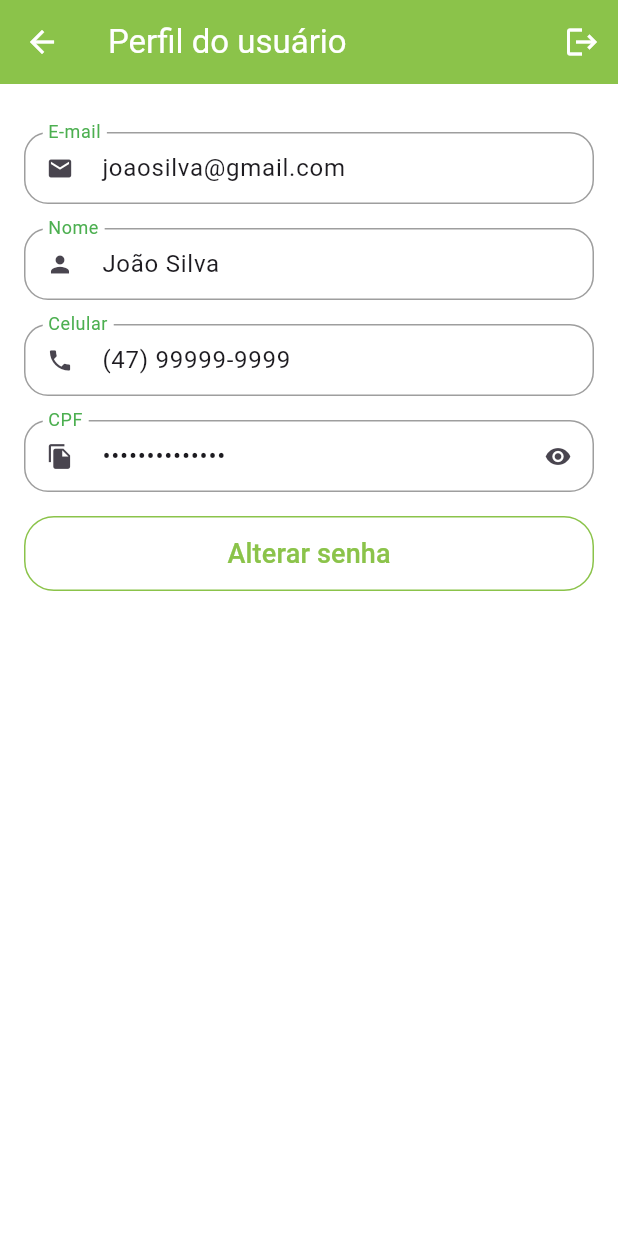
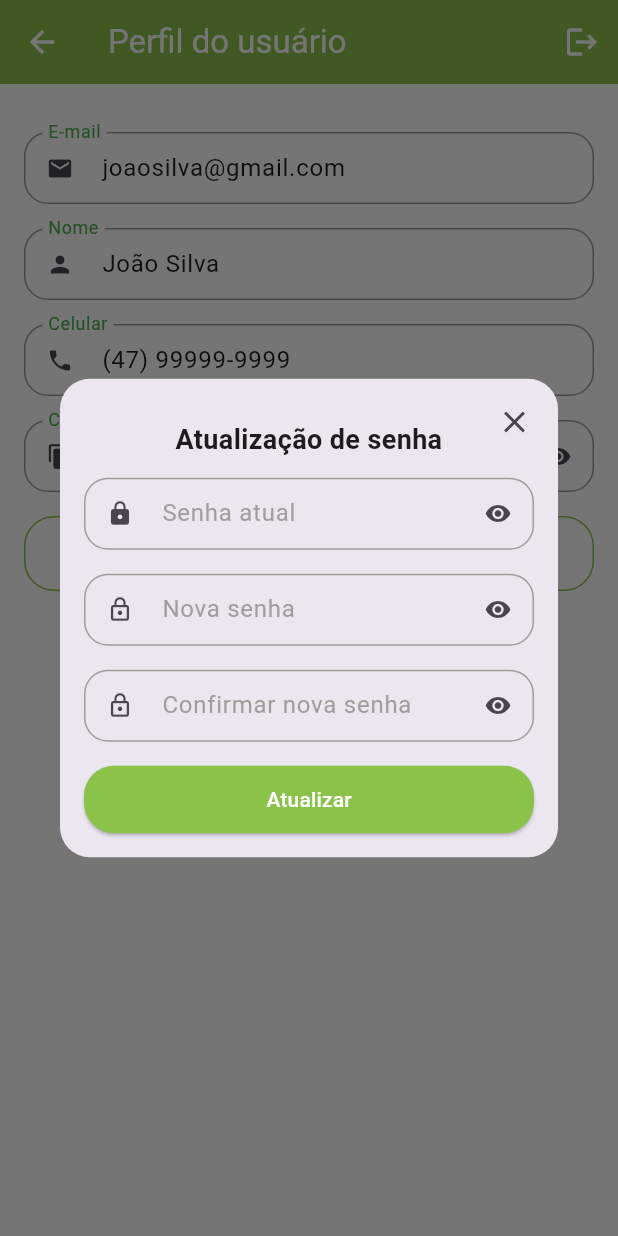
Before and after one commit to VanessaNRosa/quitanda_virtual, a Flutter app: the ProfileTab screen opened directly, after a tap on "Alterar senha", on a phone screen of 412 x 824 dp. Run offline on Flutter 3.47's test engine with Material 3 defaults, Android fonts, the light colour scheme and no system bars; our stand-ins replace animated_text_kit, mask_text_input_formatter.

Commit message:
dialog de alteração de senha

```diff
--- a/lib/src/pages/profile/profile_tab.dart
+++ b/lib/src/pages/profile/profile_tab.dart
@@ -3,9 +3,14 @@ import 'package:quitanda_virtual/src/config/custom_colors.dart';
 import 'package:quitanda_virtual/src/pages/common_widgets/custom_text_field.dart';
 import 'package:quitanda_virtual/src/config/app_data.dart' as appData;
 
-class ProfileTab extends StatelessWidget {
+class ProfileTab extends StatefulWidget {
   const ProfileTab({super.key});
 
+  @override
+  State<ProfileTab> createState() => _ProfileTabState();
+}
+
+class _ProfileTabState extends State<ProfileTab> {
   @override
   Widget build(BuildContext context) {
     return Scaffold(
@@ -54,7 +59,9 @@ class ProfileTab extends StatelessWidget {
                 ),
                 side: BorderSide(color: CustomColors.customSwatchColor),
               ),
-              onPressed: () {},
+              onPressed: () {
+                updatePassword();
+              },
               child: Text(
                 "Alterar senha",
                 style: TextStyle(
@@ -68,4 +75,69 @@ class ProfileTab extends StatelessWidget {
       ),
     );
   }
+
+  Future <bool?> updatePassword (){
+    return showDialog(context: context,
+    builder: (context){
+      return Dialog(
+        shape: RoundedRectangleBorder(
+          borderRadius: BorderRadiusGeometry.circular(20)
+        ),
+        child: Stack(
+          children: [
+              Padding(
+              padding: const EdgeInsets.all(16),
+              child: Column(
+                mainAxisSize: MainAxisSize.min,
+                crossAxisAlignment: CrossAxisAlignment.stretch,
+                children: [
+                  Padding(
+                    padding: const EdgeInsets.symmetric(vertical: 12),
+                    child: const Text("Atualização de senha",
+                    textAlign: TextAlign.center,
+                    style: TextStyle(
+                      fontSize: 18,
+                      fontWeight: FontWeight.bold
+                    ),),
+                  ),
+                  CustomTextField(icon:
+                  Icons.lock,
+                  label: "Senha atual",
+                  isSecret: true,),
+                  CustomTextField(icon:
+                  Icons.lock_outline,
+                  label: "Nova senha",
+                  isSecret: true,),
+                  CustomTextField(icon:
+                  Icons.lock_outline,
+                  label: "Confirmar nova senha",
+                  isSecret: true,),
+                  SizedBox(
+                    height: 45,
+                    child: ElevatedButton(
+                      style: ElevatedButton.styleFrom(
+                        backgroundColor: CustomColors.customSwatchColor,
+                        foregroundColor: Colors.white,
+                        shape: RoundedRectangleBorder(
+                          borderRadius: BorderRadiusGeometry.circular(20)
+                        )
+                      ),
+                      onPressed: (){}, child: const Text("Atualizar")),
+                  )
+                ],
+              ),
+            ),
+            Positioned(
+              top: 5,
+              right: 5,
+              child: IconButton(
+                onPressed: (){
+                  Navigator.of(context).pop();
+                },
+                icon: const Icon(Icons.close)))
+          ],
+        ),
+      );
+    });
+  }
 }
```
Also changed, not shown: 1 other file.
